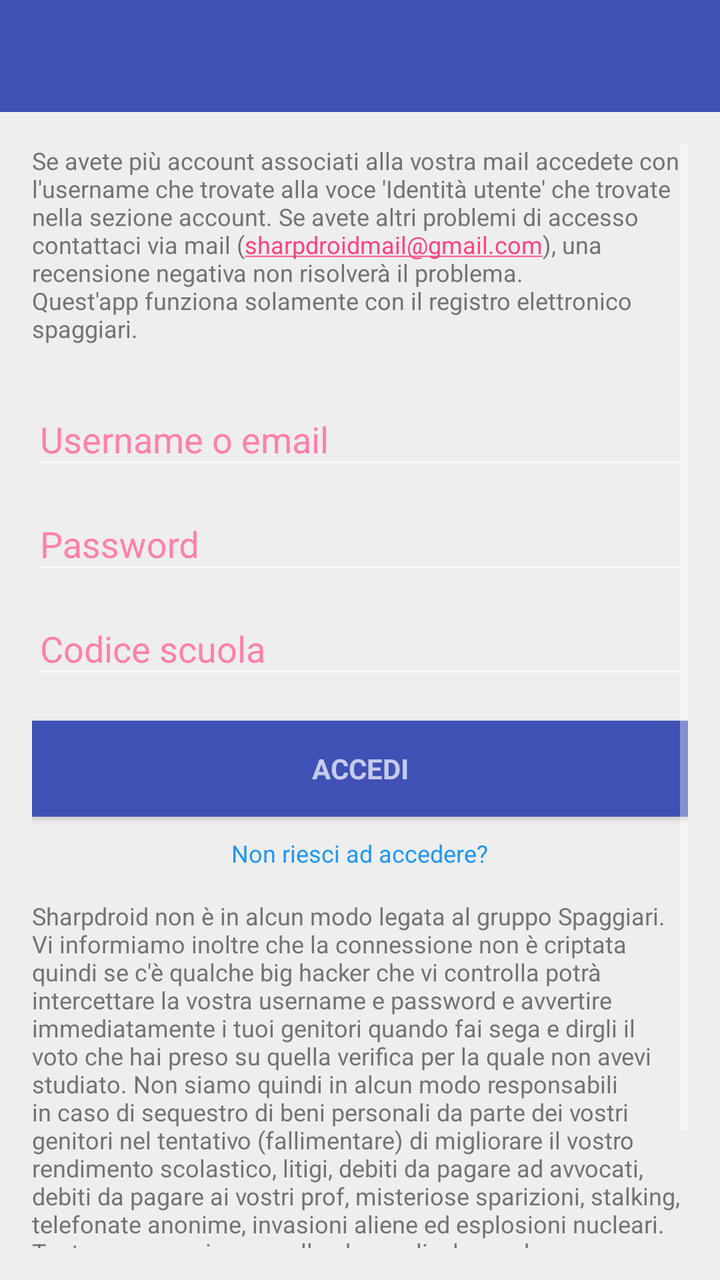
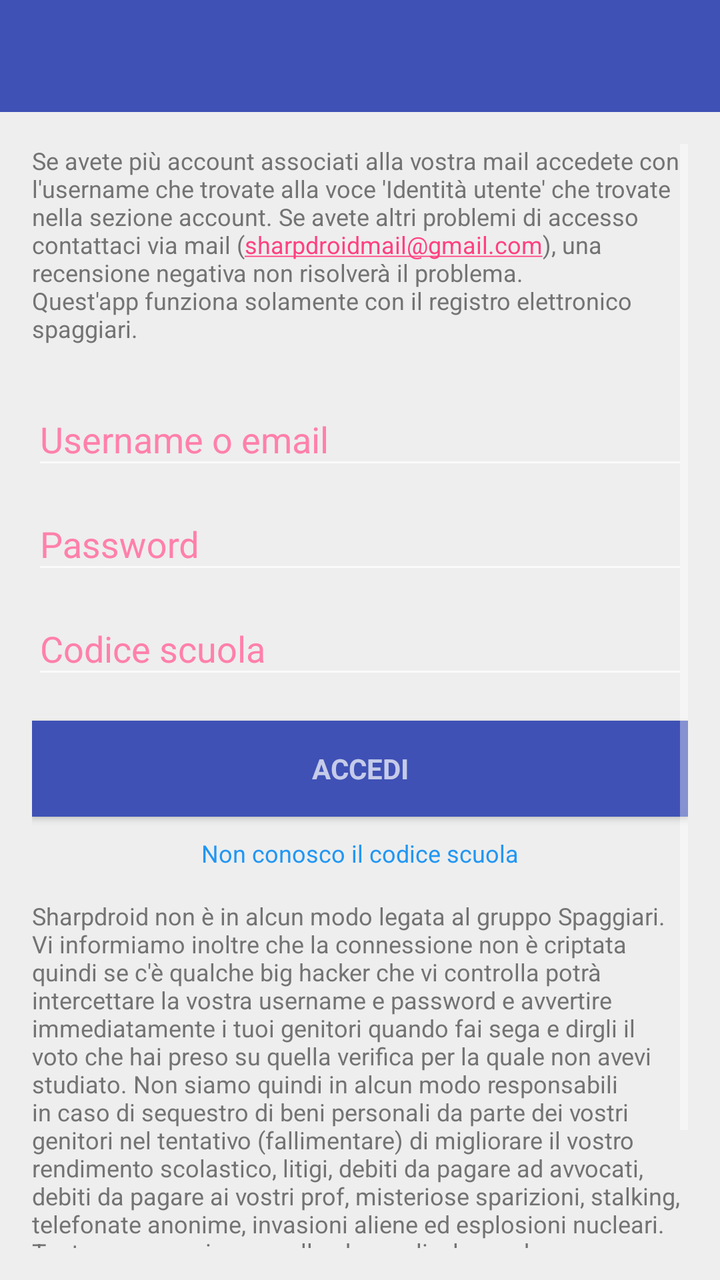

Before-and-after screenshots of an Android layout around one commit, followed by the original layout XML and the change that was made.
<!-- AndroidManifest.xml: application theme AppTheme -->
<!-- res/layout/activity_login.xml -->
<LinearLayout xmlns:android="http://schemas.android.com/apk/res/android"
    xmlns:tools="http://schemas.android.com/tools"
    android:layout_width="match_parent"
    android:layout_height="match_parent"
    android:orientation="vertical">

    <include
        android:id="@+id/app_bar"
        layout="@layout/app_bar" />


    <LinearLayout
        android:layout_width="match_parent"
        android:layout_height="match_parent"
        android:background="@color/background"
        android:gravity="center_horizontal"
        android:orientation="vertical"
        android:paddingBottom="@dimen/activity_vertical_margin"
        android:paddingLeft="@dimen/activity_horizontal_margin"
        android:paddingRight="@dimen/activity_horizontal_margin"
        android:paddingTop="@dimen/activity_vertical_margin"
        tools:context="com.sharpdroid.registroelettronico.LoginActivity">


        
        <ProgressBar
            android:id="@+id/login_progress"
            style="?android:attr/progressBarStyleLarge"
            android:layout_width="wrap_content"
            android:layout_height="wrap_content"
            android:layout_marginBottom="8dp"
            android:visibility="gone" />

        <ScrollView
            android:id="@+id/login_form"
            android:layout_width="match_parent"
            android:layout_height="match_parent">

            <LinearLayout
                android:id="@+id/email_login_form"
                android:layout_width="match_parent"
                android:layout_height="wrap_content"
                android:orientation="vertical"
                android:gravity="center_horizontal">

                <TextView
                    android:layout_width="wrap_content"
                    android:layout_height="wrap_content"
                    android:layout_marginBottom="15dp"
                    android:autoLink="email"
                    android:text="@string/comelogin"
                    android:textAppearance="?android:attr/textAppearanceSmall"
                    android:textColor="@color/textcolorgrey"
                    android:textSize="12sp" />

                <android.support.design.widget.TextInputLayout
                    android:layout_width="match_parent"
                    android:layout_height="wrap_content">

                    <AutoCompleteTextView
                        android:id="@+id/email"
                        android:layout_width="match_parent"
                        android:layout_height="wrap_content"
                        android:hint="@string/prompt_email"
                        android:inputType="textEmailAddress"
                        android:maxLines="1"
                        android:singleLine="true"
                        android:textColor="@color/colorAccent" />

                </android.support.design.widget.TextInputLayout>

                <android.support.design.widget.TextInputLayout
                    android:layout_width="match_parent"
                    android:layout_height="wrap_content">

                    <EditText
                        android:id="@+id/password"
                        android:layout_width="match_parent"
                        android:layout_height="wrap_content"
                        android:hint="@string/prompt_password"
                        android:imeActionId="@+id/login"
                        android:imeActionLabel="@string/action_sign_in_short"
                        android:imeOptions="actionUnspecified"
                        android:inputType="textPassword"
                        android:maxLines="1"
                        android:singleLine="true"
                        android:textColor="@color/colorAccent" />

                </android.support.design.widget.TextInputLayout>

                <android.support.design.widget.TextInputLayout
                    android:layout_width="match_parent"
                    android:layout_height="wrap_content">

                    <EditText
                        android:id="@+id/codicescuola"
                        android:layout_width="match_parent"
                        android:layout_height="wrap_content"
                        android:hint="Codice scuola"
                        android:imeActionId="@+id/login"
                        android:imeActionLabel="@string/action_sign_in_short"
                        android:imeOptions="actionUnspecified"
                        android:inputType="text"
                        android:maxLines="1"
                        android:singleLine="true"
                        android:textColor="@color/colorAccent" />

                </android.support.design.widget.TextInputLayout>

                <Button
                    android:id="@+id/email_sign_in_button"
                    style="?android:textAppearanceSmall"
                    android:layout_width="match_parent"
                    android:layout_height="wrap_content"
                    android:layout_marginTop="16dp"
                    android:background="@color/colorPrimary"
                    android:text="@string/action_sign_in"
                    android:textStyle="bold" />


                <TextView
                    android:layout_width="wrap_content"
                    android:layout_height="wrap_content"
                    android:layout_marginTop="10dp"
                    android:id="@+id/FailAccesso"
                    android:text="@string/nonriesciaccedere"
                    android:textColor="@color/bluematerial"
                    android:textSize="12sp"
                    android:visibility="visible" />


                <TextView
                    android:layout_width="wrap_content"
                    android:layout_height="wrap_content"
                    android:layout_marginTop="15dp"
                    android:text="@string/disclamer"
                    android:textAppearance="?android:attr/textAppearanceSmall"
                    android:textColor="@color/textcolorgrey"
                    android:textSize="12sp"
                    android:visibility="visible" />

            </LinearLayout>
        </ScrollView>

    </LinearLayout>

</LinearLayout>
<!-- res/layout/app_bar.xml (included above) -->
<?xml version="1.0" encoding="utf-8"?>
<android.support.v7.widget.Toolbar xmlns:android="http://schemas.android.com/apk/res/android"
    xmlns:app="http://schemas.android.com/apk/res-auto"
    android:layout_width="match_parent"
    android:layout_height="56dp"
    android:background="@color/colorPrimary"
    app:theme="@style/ToolbarColor"
    app:popupTheme="@style/PopupMenu">

</android.support.v7.widget.Toolbar>
<!-- resources referenced by this layout -->
<resources>
  <color name="background">#eeeeee</color>
  <color name="bluematerial">#2196F3</color>
  <color name="colorAccent">#FF4081</color>
  <color name="colorPrimary">#3F51B5</color>
  <color name="textcolorgrey">#737373</color>
  <dimen name="activity_horizontal_margin">16dp</dimen>
  <dimen name="activity_vertical_margin">16dp</dimen>
  <string name="action_sign_in">Accedi</string>
  <string name="action_sign_in_short">Accedi</string>
  <string name="comelogin">Se avete più account associati alla vostra mail accedete con l\'username che trovate alla voce \'Identità utente\' che trovate nella sezione account. Se avete altri problemi di accesso contattaci via mail (sharpdroidmail@gmail.com), una recensione negativa non risolverà il problema. \nQuest\'app funziona solamente con il registro elettronico spaggiari.</string>
  <string name="disclamer">Sharpdroid non è in alcun modo legata al gruppo Spaggiari. Vi informiamo inoltre che la connessione non è criptata quindi se c\'è qualche big hacker che vi controlla potrà intercettare la vostra username e password e avvertire immediatamente i tuoi genitori quando fai sega e dirgli il voto che hai preso su quella verifica per la quale non avevi studiato. Non siamo quindi in alcun modo responsabili in caso di sequestro di beni personali da parte dei vostri genitori nel tentativo (fallimentare) di migliorare il vostro rendimento scolastico, litigi, debiti da pagare ad avvocati, debiti da pagare ai vostri prof, misteriose sparizioni, stalking, telefonate anonime, invasioni aliene ed esplosioni nucleari. Tanto posso scrivere quello che voglio, lo so che nessuno è arrivato a leggere fino a qui. Inoltre vi informiamo che questo progetto è portato avanti da due studenti, non siamo specializzati in ambito web quindi la parte web di quest\'app potrebbe non essere al top. Grazie per la comprensione.    </string>
  <string name="nonriesciaccedere">Non riesci ad accedere?</string>
  <string name="prompt_email">Username o email</string>
  <string name="prompt_password">Password</string>
  <style name="PopupMenu" parent="Theme.AppCompat.Light">
          <item name="android:background">@color/colorPrimaryDark</item>
          <item name="android:textColorPrimary">#FFFFFF</item>
      </style>
  <style name="ToolbarColor" parent="AppTheme">
          <item name="android:textColorSecondary">#FFFFFF</item>
          <item name="android:textColorPrimary">#FFFFFF</item>
          <item name="actionModeStyle">@style/ContxActionMode</item>
      </style>
  <style name="AppTheme" parent="Theme.AppCompat.NoActionBar">
          
          <item name="colorPrimary">@color/colorPrimary</item>
          <item name="colorPrimaryDark">@color/colorPrimaryDark</item>
          <item name="colorAccent">@color/colorAccent</item>
          <item name="android:textColorHint">#FF80AB</item>
      </style>
  <color name="colorPrimaryDark">#303F9F</color>
  <style name="ContxActionMode" parent="@style/Widget.AppCompat.ActionMode">
          <item name="background">@color/material_blue_500</item>
      </style>
</resources>

<!-- the commit's change to res/layout/activity_login.xml (unified diff, before → after) -->
@@ -40,8 +40,8 @@
                 android:id="@+id/email_login_form"
                 android:layout_width="match_parent"
                 android:layout_height="wrap_content"
-                android:orientation="vertical"
-                android:gravity="center_horizontal">
+                android:gravity="center_horizontal"
+                android:orientation="vertical">
 
                 <TextView
                     android:layout_width="wrap_content"
@@ -104,7 +104,6 @@
                         android:maxLines="1"
                         android:singleLine="true"
                         android:textColor="@color/colorAccent" />
-
                 </android.support.design.widget.TextInputLayout>
 
                 <Button
@@ -119,10 +118,10 @@
 
 
                 <TextView
+                    android:id="@+id/FailAccesso"
                     android:layout_width="wrap_content"
                     android:layout_height="wrap_content"
                     android:layout_marginTop="10dp"
-                    android:id="@+id/FailAccesso"
                     android:text="@string/nonriesciaccedere"
                     android:textColor="@color/bluematerial"
                     android:textSize="12sp"
<!-- resource entries referenced after the edit -->
@@ -11,7 +11,7 @@
   <string name="action_sign_in_short">Accedi</string>
   <string name="comelogin">Se avete più account associati alla vostra mail accedete con l\'username che trovate alla voce \'Identità utente\' che trovate nella sezione account. Se avete altri problemi di accesso contattaci via mail (sharpdroidmail@gmail.com), una recensione negativa non risolverà il problema. \nQuest\'app funziona solamente con il registro elettronico spaggiari.</string>
   <string name="disclamer">Sharpdroid non è in alcun modo legata al gruppo Spaggiari. Vi informiamo inoltre che la connessione non è criptata quindi se c\'è qualche big hacker che vi controlla potrà intercettare la vostra username e password e avvertire immediatamente i tuoi genitori quando fai sega e dirgli il voto che hai preso su quella verifica per la quale non avevi studiato. Non siamo quindi in alcun modo responsabili in caso di sequestro di beni personali da parte dei vostri genitori nel tentativo (fallimentare) di migliorare il vostro rendimento scolastico, litigi, debiti da pagare ad avvocati, debiti da pagare ai vostri prof, misteriose sparizioni, stalking, telefonate anonime, invasioni aliene ed esplosioni nucleari. Tanto posso scrivere quello che voglio, lo so che nessuno è arrivato a leggere fino a qui. Inoltre vi informiamo che questo progetto è portato avanti da due studenti, non siamo specializzati in ambito web quindi la parte web di quest\'app potrebbe non essere al top. Grazie per la comprensione.    </string>
-  <string name="nonriesciaccedere">Non riesci ad accedere?</string>
+  <string name="nonriesciaccedere">Non conosco il codice scuola</string>
   <string name="prompt_email">Username o email</string>
   <string name="prompt_password">Password</string>
   <style name="PopupMenu" parent="Theme.AppCompat.Light">
